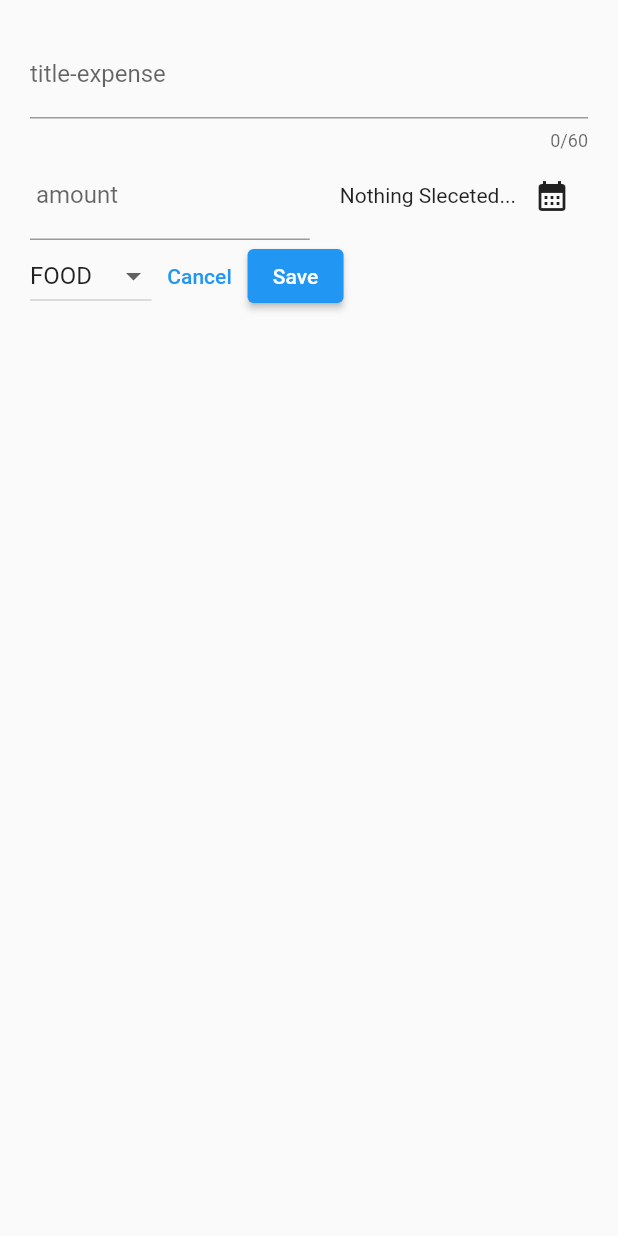
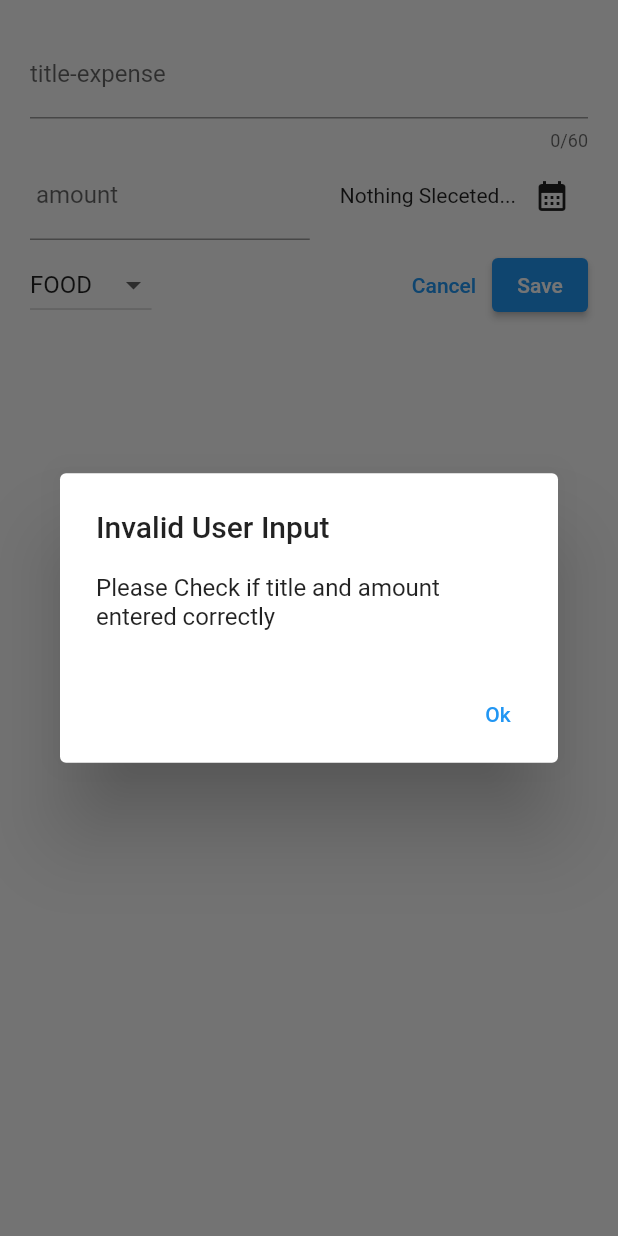
Before and after one commit to saeed561/Flutter_ExpenseTracker, a Flutter app: the NewExpense widget shown alone on an empty page, opened directly, after a tap on "Save", on a phone screen of 412 x 824 dp. Run offline on Flutter 3.47's test engine with Material 2 defaults, Android fonts, the phone set to English and light mode, and no system bars.

Commit message:
ExpenseTracker_ValidationErrorDialogForanyWrongInputValueUsingShowDialog+AlertDialogClasses

```diff
--- a/lib/widget/new_expense.dart
+++ b/lib/widget/new_expense.dart
@@ -29,6 +29,29 @@ class _NewExpense extends State<NewExpense> {
     setState(() {
       _selectedDate = datePicked;
     });
+  }
+
+  void submitExpenseData() {
+    final enteredAmount = double.tryParse(_amountControll.text);
+    final isInvalidAmount = enteredAmount == null || enteredAmount <= 0;
+    if (_titleController.text.trim().isEmpty || isInvalidAmount) {
+      showDialog(
+        context: context,
+        builder: (ctx) {
+          return AlertDialog(
+            title: Text("Invalid User Input"),
+            content: Text("Please Check if title and amount entered correctly"),
+            actions: [
+              TextButton(
+                onPressed: () => Navigator.pop(ctx),
+                child: const Text("Ok"),
+              ),
+            ],
+          );
+        },
+      );
+      return;
+    }
   }
 
   @override
@@ -80,6 +103,9 @@ class _NewExpense extends State<NewExpense> {
               ),
             ],
           ),
+          const SizedBox(
+            height: 6,
+          ),
           Row(
             children: [
               DropdownButton(
@@ -103,16 +129,12 @@ class _NewExpense extends State<NewExpense> {
                     });
                     ;
                   }),
+              const Spacer(),
               TextButton(
                 onPressed: () => Navigator.pop(context),
                 child: const Text("Cancel"),
               ),
-              ElevatedButton(
-                  onPressed: () {
-                    print(_titleController.text);
-                    print(_amountControll.text);
-                  },
-                  child: Text("Save"))
+              ElevatedButton(onPressed: submitExpenseData, child: Text("Save"))
             ],
           ),
         ],
```
